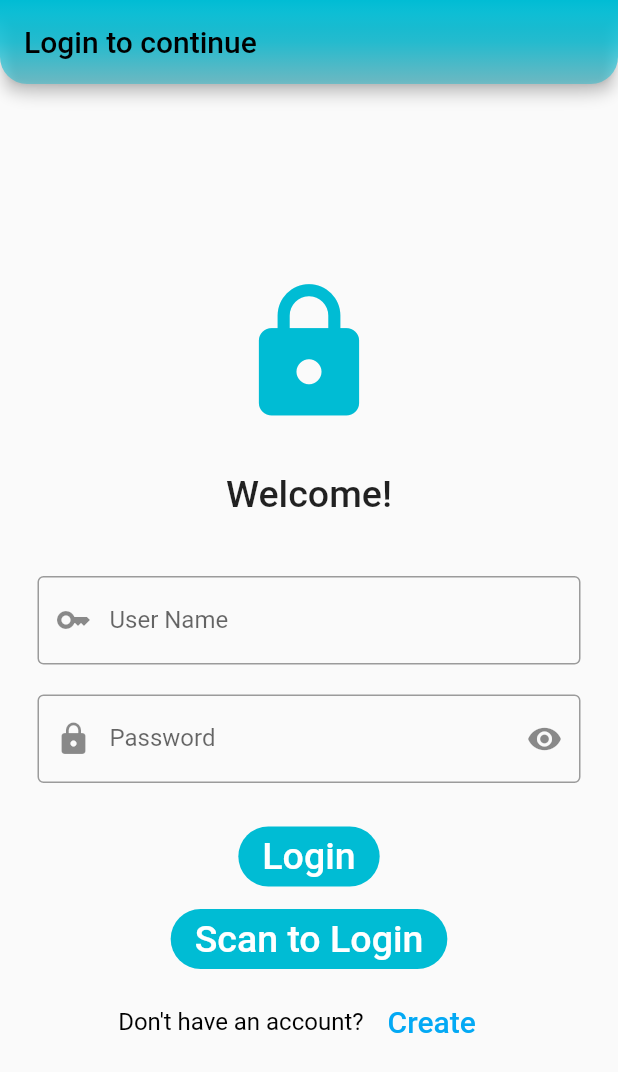
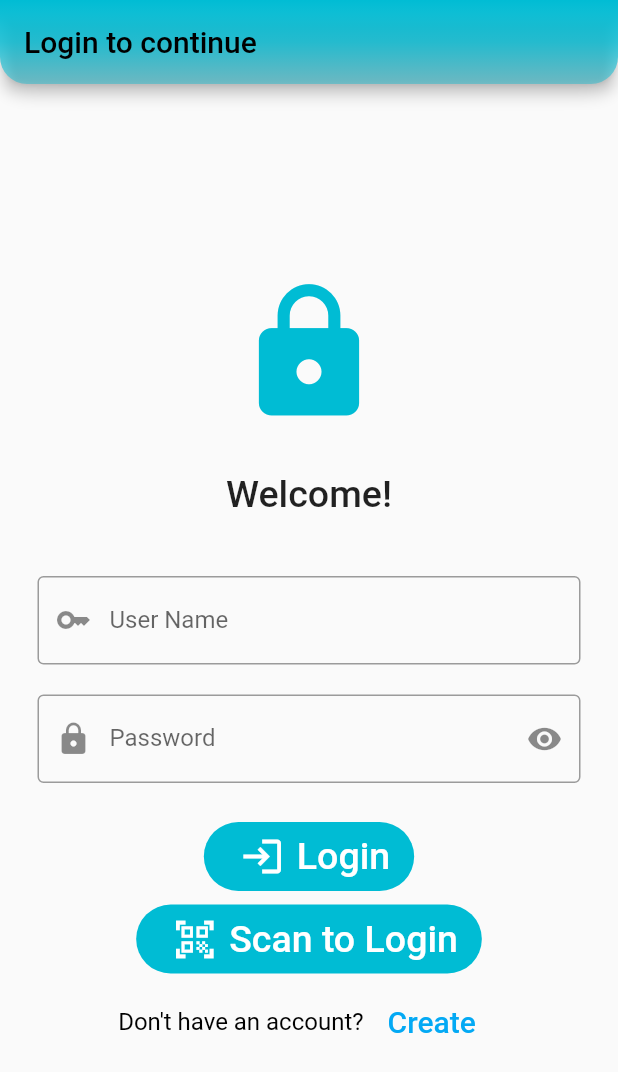
Before and after one commit to Hermais/flutter_attendance_system_public, a Flutter app: the screen it shows after launch, on a phone screen of 412 x 824 dp. Shown: the top 1072 px of the screen. Run offline on Flutter 3.47's test engine with Material 2 defaults, Android fonts, the light colour scheme and no system bars; our stand-ins replace google_fonts; missing offline and left inert: qr_code_scanner.

Commit message:
some minors changes -Kasim

```diff
--- a/lib/login_page/login.dart
+++ b/lib/login_page/login.dart
@@ -132,12 +132,24 @@ class _LoginPageState extends State<LoginPage>{
                     print(emailController.text);
                     print(passwordController.text);
                   },
-                  child: const Text(
+                  child: const Row(
+                    mainAxisSize: MainAxisSize.min,
+                    children: [
+                      Padding(
+                        padding:  EdgeInsets.all(8.0),
+                        child: Icon(Icons.login,
+                          color: Colors.white,
+                          size: 30,
+                        ),
+                      ),
+                      Text(
                         'Login',
                         style: TextStyle(
                             color: Colors.white,
                             fontSize: 25
                         ),
+                      ),
+                    ],
                   ),
                 ),
               ),
@@ -152,12 +164,24 @@ class _LoginPageState extends State<LoginPage>{
                   onPressed: (){
 
                   },
-                  child: const Text(
+                  child:  const Row(
+                    mainAxisSize: MainAxisSize.min,
+                    children: [
+                      Padding(
+                        padding:  EdgeInsets.all(8.0),
+                        child: Icon(Icons.qr_code_scanner,
+                          color: Colors.white,
+                          size: 30,
+                        ),
+                      ),
+                      Text(
                         'Scan to Login',
                         style: TextStyle(
                             color: Colors.white,
                             fontSize: 25
                         ),
+                      ),
+                    ],
                   ),
                 ),
               ),
```
Lines whose indentation alone changed are shown as unchanged.
